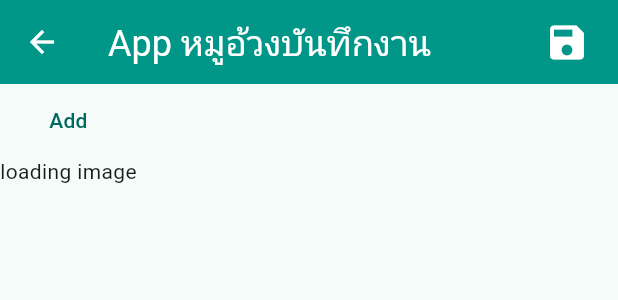
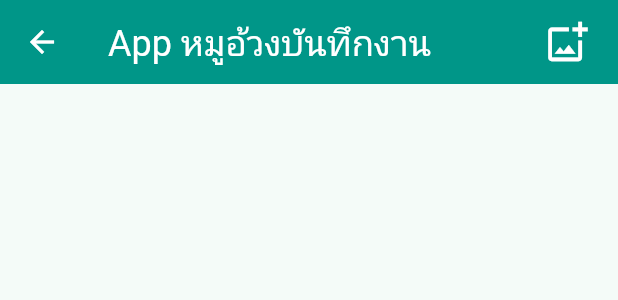
Before and after one commit to lertumpai/todo-satrirat, a Flutter app: the PatientImage widget shown alone on an empty page, opened directly with empty values, after a tap on an icon or button, on a phone screen of 412 x 824 dp. Shown: the top 300 px of the screen. Run offline on Flutter 3.47's test engine with Material 2 defaults, Android fonts, the phone set to English and light mode, and no system bars; our stand-ins replace bloc, easy_debounce, equatable, file_picker, flutter_bloc, flutter_image_compress and 1 more; missing offline and left inert: day; accounts and stored records are empty; generated files the repository leaves out were written again.

Commit message:
add images

```diff
--- a/lib/patient/bloc/patientEditing.cubit.dart
+++ b/lib/patient/bloc/patientEditing.cubit.dart
@@ -100,7 +100,11 @@ class PatientEditingCubit extends Cubit<PatientEditingState> {
   }
 
   addImages(List<String> images) {
-    final updatedPatientImage = state.addImage(images);
+    final updatingPatientImage =
+        state.updateStatus(PatientEditingStatusEnum.addingImage);
+    emit(updatingPatientImage);
+    final updatedPatientImage =
+        state.addImage(images).updateStatus(PatientEditingStatusEnum.ready);
     emit(updatedPatientImage);
   }
 }
--- a/lib/patient/bloc/patientEditing.state.dart
+++ b/lib/patient/bloc/patientEditing.state.dart
@@ -8,6 +8,7 @@ import '../../db/model/patientImage.dart';
 enum PatientEditingStatusEnum {
   init,
   ready,
+  addingImage,
   loading,
   saving,
   saved,
--- a/lib/patient/patientEditableScreen.dart
+++ b/lib/patient/patientEditableScreen.dart
@@ -48,10 +48,6 @@ class _PatientEditablePageState extends State<PatientEditablePage> {
       context.read<PatientEditingCubit>().addTodoList(todoIds);
     }
 
-    void onAddImages(List<String> images) {
-      context.read<PatientEditingCubit>().addImages(images);
-    }
-
     return Scaffold(
         appBar: AppBar(
           title: const Text('App หมูอ้วงบันทึกงาน'),
@@ -83,7 +79,6 @@ class _PatientEditablePageState extends State<PatientEditablePage> {
                     onHnChange: onHnChange,
                     onNoteChange: onNoteChange,
                     onAddTodoList: onAddTodoList,
-                    onAddImages: onAddImages,
                   ),
                 )
               : const SizedBox();
--- a/lib/patient/patientImageEditableScreen.dart
+++ b/lib/patient/patientImageEditableScreen.dart
@@ -3,21 +3,21 @@ import 'dart:io';
 
 import 'package:file_picker/file_picker.dart';
 import 'package:flutter/material.dart';
+import 'package:flutter_bloc/flutter_bloc.dart';
+import 'package:todo_satrirat/patient/patientImageList.dart';
 
 import '../utils/image.dart';
+import 'bloc/patientEditing.cubit.dart';
+import 'bloc/patientEditing.state.dart';
 
-class PatientImageEditablePage extends StatefulWidget {
-  const PatientImageEditablePage({
-    super.key,
-  });
+class PatientImageEditablePage extends StatelessWidget {
+  const PatientImageEditablePage({super.key});
 
   @override
-  State<PatientImageEditablePage> createState() =>
-      _PatientImageEditablePageState();
+  Widget build(BuildContext context) {
+    void onAddImages(List<String> images) {
+      context.read<PatientEditingCubit>().addImages(images);
     }
-
-class _PatientImageEditablePageState extends State<PatientImageEditablePage> {
-  List<String> images = [];
 
     void pickFile() async {
       FilePickerResult? result = await FilePicker.platform.pickFiles(
@@ -28,35 +28,24 @@ class _PatientImageEditablePageState extends State<PatientImageEditablePage> {
       if (result != null) {
         List<String> selectedImages = await Future.wait(
             result.paths.map((path) async => await imageToBase64(File(path!))));
-      setState(() {
-        images = images + selectedImages;
-      });
+        onAddImages(selectedImages);
       }
     }
 
-  @override
-  Widget build(BuildContext context) {
     return Scaffold(
       appBar: AppBar(
         title: const Text('App หมูอ้วงบันทึกงาน'),
         actions: [
-          IconButton(onPressed: () {}, icon: const Icon(Icons.save)),
+          IconButton(
+              onPressed: pickFile,
+              icon: const Icon(Icons.add_photo_alternate_outlined)),
           const SizedBox(width: 10),
         ],
       ),
-      body: Column(
-        children: [
-          TextButton(onPressed: pickFile, child: const Text("Add")),
-          images.isNotEmpty
-              ? Expanded(
-                  child: Image.memory(
-                    base64Decode(images[0]),
-                    fit: BoxFit.contain,
-                  ),
-                )
-              : const Text("loading image")
-        ],
-      ),
+      body: BlocBuilder<PatientEditingCubit, PatientEditingState>(
+          builder: (context, state) {
+        return PatientImageList(patientImages: state.patientImages);
+      }),
     );
   }
 }
--- /dev/null
+++ b/lib/patient/patientImageList.dart
@@ -0,0 +1,27 @@
+import 'package:flutter/material.dart';
+import 'package:todo_satrirat/db/model/patientImage.dart';
+import 'package:todo_satrirat/patient/patientImage.dart';
+
+class PatientImageList extends StatelessWidget {
+  final List<PatientImageModel?> patientImages;
+
+  // final Function(int) onDeletePatientImage;
+
+  const PatientImageList({
+    super.key,
+    required this.patientImages,
+  });
+
+  @override
+  Widget build(BuildContext context) {
+    return ListView.separated(
+      shrinkWrap: true,
+      physics: const AlwaysScrollableScrollPhysics(),
+      itemBuilder: (BuildContext context, int index) {
+        return PatientImage(patientImage: patientImages[index]!);
+      },
+      separatorBuilder: (context, i) => const SizedBox(height: 10),
+      itemCount: patientImages.length,
+    );
+  }
+}
```
Also changed, not shown: lib/patient/patientEditable.dart (+1 -6 lines), lib/patient/patientImage.dart (added, +25 -0 lines). Lines whose indentation alone changed are shown as unchanged.
